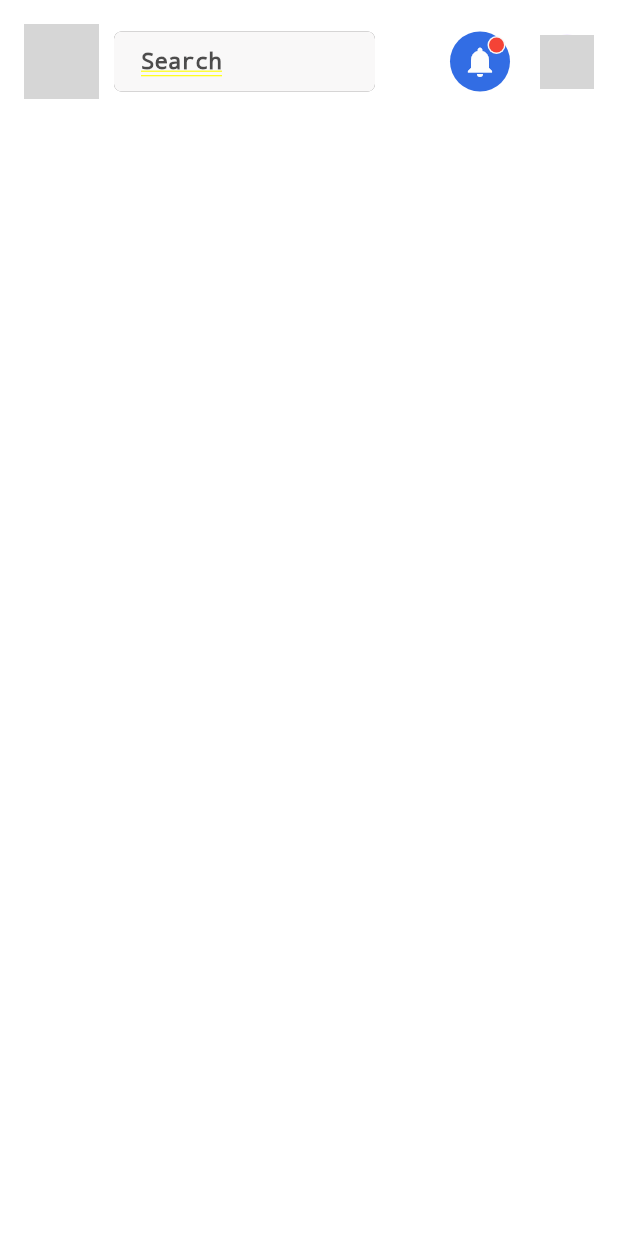
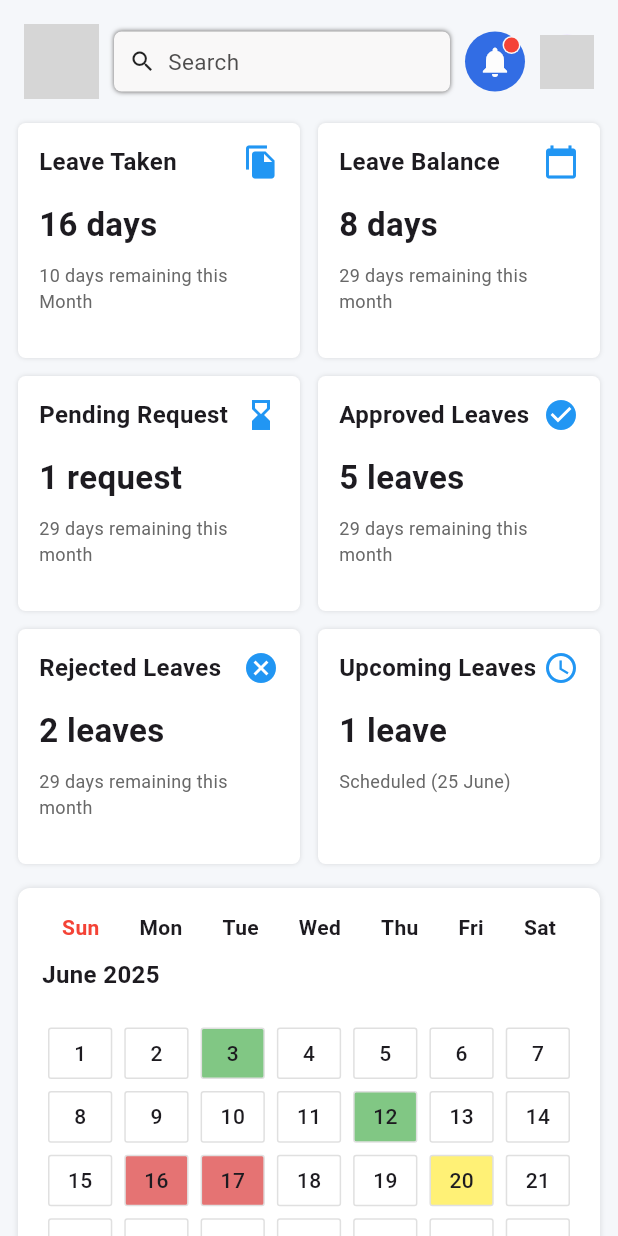
Before and after one commit to zainulabidali/Ziya-personal-project-01, a Flutter app: the screen it shows after launch, after a tap on "Leave Status", on a phone screen of 412 x 824 dp. Run offline on Flutter 3.47's test engine with Material 3 defaults, Android fonts, the phone set to English and light mode, and no system bars; grey boxes are pictures that could not be loaded.

Commit message:
second commit

```diff
--- a/lib/const.dart
+++ b/lib/const.dart
@@ -1,5 +1,21 @@
 import 'package:flutter/material.dart';
+import 'package:personal_app/home/Leave_status/widgets/grid_box.dart';
 
 const kAppBarColor = LinearGradient(
   colors: [Color.fromARGB(255, 3, 85, 115), Color.fromARGB(255, 31, 123, 13)],
 );
+
+const Kleave_grid_box_value = TextStyle(
+  fontSize: 22,
+  fontWeight: FontWeight.bold,
+);
+
+const Kleave_grid_box_subtittel = TextStyle(
+  color: Color.fromARGB(255, 104, 104, 104),
+  fontSize: 12,
+);
+
+const Kleave_grid_box_tittel = TextStyle(
+  fontWeight: FontWeight.w600,
+  fontSize: 16,
+);
--- a/lib/home/Leave_status/leaves_homepage.dart
+++ b/lib/home/Leave_status/leaves_homepage.dart
@@ -1,220 +1,101 @@
 import 'package:flutter/material.dart';
-import 'package:personal_app/home/widgets/appbar_widgets.dart';
+import 'package:intl/intl.dart';
+import 'package:personal_app/home/Leave_status/widgets/grid_box.dart';
+import 'package:personal_app/home/Leave_status/widgets/leave_calenderwidget.dart';
+import 'package:personal_app/home/Leave_status/widgets/leavehistory_table.dart';
+import 'package:personal_app/home/Leave_status/widgets/widgets.dart';
 
 class LeavesHomepage extends StatelessWidget {
-  const LeavesHomepage({super.key});
+  LeavesHomepage({super.key});
+
+  final List<Map<String, dynamic>> leaveData = [
+    {
+      'title': 'Leave Taken',
+      'value': '16 days',
+      'subtitle': '10 days remaining this Month',
+      'icon': Icons.file_copy,
+    },
+    {
+      'title': 'Leave Balance',
+      'value': '8 days',
+      'subtitle': '29 days remaining this month',
+      'icon': Icons.calendar_today,
+    },
+    {
+      'title': 'Pending Request',
+      'value': '1 request',
+      'subtitle': '29 days remaining this month',
+      'icon': Icons.hourglass_bottom,
+    },
+    {
+      'title': 'Approved Leaves',
+      'value': '5 leaves',
+      'subtitle': '29 days remaining this month',
+      'icon': Icons.check_circle,
+    },
+    {
+      'title': 'Rejected Leaves',
+      'value': '2 leaves',
+      'subtitle': '29 days remaining this month',
+      'icon': Icons.cancel,
+    },
+    {
+      'title': 'Upcoming Leaves',
+      'value': '1 leave',
+      'subtitle': 'Scheduled (25 June)\n',
+      'icon': Icons.schedule,
+    },
+  ];
+
+  final DateTime selectedMonth = DateTime(2025, 6); // June 2025
 
   @override
   Widget build(BuildContext context) {
-    return SingleChildScrollView(
-      padding: const EdgeInsets.all(16),
-      child: Column(
-        crossAxisAlignment: CrossAxisAlignment.start,
-        children: [
-          // Top Bar: Logo, Search, Notification, Profile
-          Row(
-            mainAxisAlignment: MainAxisAlignment.spaceBetween,
+    final daysInMonth =
+        DateUtils.getDaysInMonth(selectedMonth.year, selectedMonth.month);
+    final firstDay = DateTime(selectedMonth.year, selectedMonth.month, 1);
+    final startWeekday = firstDay.weekday % 7;
+    final totalSlots = daysInMonth + startWeekday;
+
+    return Scaffold(
+      backgroundColor: const Color(0xFFF5F7FA),
+      body: SafeArea(
+        child: SingleChildScrollView(
+          child: Column(
             children: [
-                const CircleAvatar(
-                radius: 25,
-                backgroundImage: AssetImage('assets/img/usthad.5.jpg'),
-                ),
-              Expanded(
-                child: Container(
-                  margin: const EdgeInsets.symmetric(horizontal: 10),
-                  padding: const EdgeInsets.symmetric(horizontal: 10),
-                  height: 40,
-                  decoration: BoxDecoration(
-                    borderRadius: BorderRadius.circular(5),
-                    boxShadow: [
-                      BoxShadow(
-                        color: const Color.fromARGB(255, 105, 104, 104)!,
-                      )
-                    ],
-                    color: const Color.fromARGB(255, 249, 248, 248),
-                  ),
-                  child: const Row(
-                    children: [
-                      // Icon(Icons.search, color: Color.fromARGB(255, 233, 231, 231)),
-                      SizedBox(width: 8),
-                      Expanded(
-                          child: Text("Search",
-                              style: TextStyle(color: Color.fromARGB(230, 58, 57, 57),
-                                  fontSize: 15))),
-                    ],
-                  ),
+              // Top Bar
+              const Padding(
+                padding: EdgeInsets.all(16),
+                child: leave_widgets_Appbar(),
+              ),
+
+              // Grid View
+              Padding(
+                padding: const EdgeInsets.symmetric(horizontal: 12),
+                child: leave_grid_box(leaveData: leaveData),
+              ),
+
+              const SizedBox(height: 16),
+
+              // Calendar Container
+              Padding(
+                padding: const EdgeInsets.symmetric(horizontal: 12),
+                child: leave_calender(
+                  selectedMonth: selectedMonth,
+                  totalSlots: totalSlots,
+                  startWeekday: startWeekday,
                 ),
               ),
-              SizedBox(width: 40,),
-              notification_icon(), const SizedBox(width: 20),
-              const CircleAvatar(
-                radius: 18,
-                backgroundImage: AssetImage(
-                    'assets/img/usthad.5.jpg'), // Replace with your user image
-              ),
+
+              const SizedBox(height: 16),
+
+              // Leave History Table
+              LeaveHistoryTableWidget(),
+
+              const SizedBox(height: 16),
             ],
           ),
-          const SizedBox(height: 20),
-
-          // Leave Summary Grid
-          // GridView.count(
-          //   crossAxisCount: 2,
-          //   shrinkWrap: true,
-          //   physics: const NeverScrollableScrollPhysics(),
-          //   crossAxisSpacing: 10,
-          //   mainAxisSpacing: 10,
-          //   childAspectRatio: 1.6,
-          //   children: const [
-          //     LeaveCard(
-          //         title: 'Leave Taken',
-          //         value: '16 days',
-          //         icon: Icons.receipt_long,
-          //         footer: '10 days remaining this Month'),
-          //     LeaveCard(
-          //         title: 'Leave Balance',
-          //         value: '8 days',
-          //         icon: Icons.calendar_month,
-          //         footer: '29 days remaining this month'),
-          //     LeaveCard(
-          //         title: 'Pending Request',
-          //         value: '1 request',
-          //         icon: Icons.hourglass_top,
-          //         footer: '29 days remaining this month'),
-          //     LeaveCard(
-          //         title: 'Approved Leaves',
-          //         value: '5 leaves',
-          //         icon: Icons.check_circle,
-          //         footer: '29 days remaining this month'),
-          //     LeaveCard(
-          //         title: 'Rejected Leaves',
-          //         value: '2 leaves',
-          //         icon: Icons.cancel,
-          //         footer: '29 days remaining this month'),
-          //     LeaveCard(
-          //         title: 'Upcoming Leaves',
-          //         value: '1 leave\nScheduled (25 June)',
-          //         icon: Icons.event,
-          //         footer: '29 days remaining this month'),
-          //   ],
-          // ),
-          const SizedBox(height: 20),
-
-
-
-
-          // Calendar Section
-
-
-
-          // const Text('June 2025',
-          //     style: TextStyle(fontSize: 16, fontWeight: FontWeight.bold)),
-          // const SizedBox(height: 10),
-          // Table(
-          //   border: TableBorder.all(color: Colors.grey[300]!),
-          //   children: [
-          //     buildWeekRow(['Sun', 'Mon', 'Tue', 'Wed', 'Thu', 'Fri', 'Sat'],
-          //         isHeader: true),
-          //     buildWeekRow(['1', '2', '3', '4', '5', '6', '7'],
-          //         highlight: {'3': Colors.green}),
-          //     buildWeekRow(['8', '9', '10', '11', '12', '13', '14'],
-          //         highlight: {'12': Colors.green}),
-          //     buildWeekRow([
-          //       '15',
-          //       '16',
-          //       '17',
-          //       '18',
-          //       '19',
-          //       '20',
-          //       '21'
-          //     ], highlight: {
-          //       '16': Colors.red,
-          //       '17': Colors.red,
-          //       '20': Colors.yellow,
-          //     }),
-          //   ],
-          // )
-
-
-        ],
-      ),
-    );
-  }
-
-  TableRow buildWeekRow(List<String> days,
-      {bool isHeader = false, Map<String, Color>? highlight}) {
-    return TableRow(
-      children: days.map((day) {
-        final color = isHeader
-            ? Colors.black
-            : (highlight != null && highlight.containsKey(day)
-                ? highlight[day]
-                : Colors.transparent);
-        return Container(
-          padding: const EdgeInsets.all(10),
-          color: color,
-          alignment: Alignment.center,
-          child: Text(
-            day,
-            style: TextStyle(
-              fontWeight: isHeader ? FontWeight.bold : FontWeight.normal,
-              color: isHeader || color != Colors.transparent
-                  ? Colors.white
-                  : Colors.black,
-            ),
-          ),
-        );
-      }).toList(),
-    );
-  }
-}
-
-class LeaveCard extends StatelessWidget {
-  final String title;
-  final String value;
-  final IconData icon;
-  final String footer;
-
-  const LeaveCard({
-    super.key,
-    required this.title,
-    required this.value,
-    required this.icon,
-    required this.footer,
-  });
-
-  @override
-  Widget build(BuildContext context) {
-    return Container(
-      padding: const EdgeInsets.all(12),
-      decoration: BoxDecoration(
-        borderRadius: BorderRadius.circular(12),
-        color: Colors.grey[100],
-        boxShadow: [
-          BoxShadow(
-            color: Colors.grey[300]!,
-            blurRadius: 4,
-            offset: const Offset(2, 2),
-          )
-        ],
-      ),
-      child: Column(
-        crossAxisAlignment: CrossAxisAlignment.start,
-        children: [
-          Row(
-            children: [
-              Text(title, style: const TextStyle(fontWeight: FontWeight.bold)),
-              const Spacer(),
-              Icon(icon, color: Colors.blue),
-            ],
-          ),
-          const SizedBox(height: 8),
-          Text(value,
-              style:
-                  const TextStyle(fontSize: 18, fontWeight: FontWeight.bold)),
-          const SizedBox(height: 4),
-          Text(footer,
-              style: const TextStyle(fontSize: 11, color: Colors.grey)),
-        ],
+        ),
       ),
     );
   }
--- /dev/null
+++ b/lib/home/Leave_status/widgets/grid_box.dart
@@ -0,0 +1,58 @@
+import 'package:flutter/material.dart';
+import 'package:personal_app/const.dart';
+
+class leave_grid_box extends StatelessWidget {
+  const leave_grid_box({
+    super.key,
+    required this.leaveData,
+  });
+
+  final List<Map<String, dynamic>> leaveData;
+
+  @override
+  Widget build(BuildContext context) {
+    return GridView.builder(
+      shrinkWrap: true,
+      physics: const NeverScrollableScrollPhysics(),
+      itemCount: leaveData.length,
+      gridDelegate: const SliverGridDelegateWithFixedCrossAxisCount(
+        crossAxisCount: 2,
+        crossAxisSpacing: 12,
+        mainAxisSpacing: 12,
+        childAspectRatio: 1.2,
+      ),
+      itemBuilder: (context, index) {
+        final item = leaveData[index];
+        return Container(
+          padding: const EdgeInsets.all(14),
+          decoration: BoxDecoration(
+            color: Colors.white,
+            borderRadius: BorderRadius.circular(5),
+            boxShadow: const [
+              BoxShadow(
+                color: Colors.black12,
+                blurRadius: 2,
+              )
+            ],
+          ),
+          child: Column(
+            crossAxisAlignment: CrossAxisAlignment.start,
+            children: [
+              Row(
+                children: [
+                  Text(item['title'], style: Kleave_grid_box_tittel),
+                  const Spacer(),
+                  Icon(item['icon'], size: 24, color: Colors.blue),
+                ],
+              ),
+              const SizedBox(height: 14),
+              Text(item['value']!, style: Kleave_grid_box_value),
+              const SizedBox(height: 10),
+              Text(item['subtitle']!, style: Kleave_grid_box_subtittel),
+            ],
+          ),
+        );
+      },
+    );
+  }
+}
--- /dev/null
+++ b/lib/home/Leave_status/widgets/leave_calenderwidget.dart
@@ -0,0 +1,107 @@
+
+import 'package:flutter/material.dart';
+import 'package:intl/intl.dart';
+
+
+class leave_calender extends StatelessWidget {
+  const leave_calender({
+    super.key,
+    required this.selectedMonth,
+    required this.totalSlots,
+    required this.startWeekday,
+  });
+
+
+  final DateTime selectedMonth;
+  final int totalSlots;
+  final int startWeekday;
+
+  @override
+  Widget build(BuildContext context) {
+    return Container(
+      width: double.infinity,
+      padding: const EdgeInsets.all(16),
+      decoration: BoxDecoration(
+        color: Colors.white,
+        borderRadius: BorderRadius.circular(8),
+        boxShadow: const [
+          BoxShadow(
+            color: Colors.black12,
+            blurRadius: 3,
+          )
+        ],
+      ),
+      child: Column(
+        crossAxisAlignment: CrossAxisAlignment.start,
+        children: [
+          // Day Headers
+          const Row(
+            mainAxisAlignment: MainAxisAlignment.spaceAround,
+            children: [
+              Text('Sun', style: TextStyle(fontWeight: FontWeight.bold,color: Colors.red)),
+              Text('Mon', style: TextStyle(fontWeight: FontWeight.bold)),
+              Text('Tue', style: TextStyle(fontWeight: FontWeight.bold)),
+              Text('Wed', style: TextStyle(fontWeight: FontWeight.bold)),
+              Text('Thu', style: TextStyle(fontWeight: FontWeight.bold)),
+              Text('Fri', style: TextStyle(fontWeight: FontWeight.bold)),
+              Text('Sat', style: TextStyle(fontWeight: FontWeight.bold)),
+            ],
+          ),
+          const SizedBox(height: 10),
+
+          // Month Name
+          Padding(
+            padding: const EdgeInsets.only(bottom: 10),
+            child: Text(
+              DateFormat('MMMM yyyy').format(selectedMonth),
+              style: const TextStyle(fontSize: 16, fontWeight: FontWeight.w600),
+            ),
+          ),
+
+
+          const SizedBox(height: 10),
+
+          // Calendar Grid
+          GridView.builder(
+            shrinkWrap: true,
+            physics: const NeverScrollableScrollPhysics(),
+            itemCount: totalSlots,
+            gridDelegate: const SliverGridDelegateWithFixedCrossAxisCount(
+              crossAxisCount: 7,
+              childAspectRatio: 1.2,
+            ),
+            itemBuilder: (context, index) {
+              if (index < startWeekday) return const SizedBox();
+
+              final day = index - startWeekday + 1;
+
+              // Highlight logic
+              Color bgColor = Colors.white;
+              if ([3, 12].contains(day)) {
+                bgColor = Colors.green.shade300;
+              } else if ([16, 17].contains(day)) {
+                bgColor = Colors.red.shade300;
+              } else if (day == 20) {
+                bgColor = Colors.yellow.shade300;
+              }
+
+              return Container(
+                margin: const EdgeInsets.all(4),
+                decoration: BoxDecoration(
+                  color: bgColor,
+                  borderRadius: BorderRadius.circular(2),
+                  border: Border.all(color: Colors.grey.shade300),
+                ),
+                alignment: Alignment.center,
+                child: Text(
+                  '$day',
+                  style: const TextStyle(fontWeight: FontWeight.w500),
+                ),
+              );
+            },
+          ),
+        ],
+      ),
+    );
+  }
+}
--- /dev/null
+++ b/lib/home/Leave_status/widgets/leavehistory_table.dart
@@ -0,0 +1,121 @@
+import 'package:flutter/material.dart';
+
+class LeaveHistoryTableWidget extends StatelessWidget {
+  const LeaveHistoryTableWidget({super.key});
+
+  @override
+  Widget build(BuildContext context) {
+    return Container(
+      margin: const EdgeInsets.symmetric(horizontal: 16),
+      decoration: BoxDecoration(
+        color: const Color.fromARGB(255, 248, 246, 246),
+        borderRadius: BorderRadius.circular(8),
+        boxShadow: [
+          BoxShadow(
+            color: const Color.fromARGB(255, 123, 121, 121).withOpacity(0.1),
+            spreadRadius: 2,
+            blurRadius: 4,
+            offset: const Offset(0, 2),
+          ),
+        ],
+      ),
+      child: Padding(
+        padding: const EdgeInsets.all(12),
+        child: Column(
+          crossAxisAlignment: CrossAxisAlignment.start,
+          children: [
+
+            Table(
+              border: TableBorder.all(
+                color: const Color.fromARGB(255, 159, 156, 156),
+                width: 1,
+                borderRadius: BorderRadius.circular(3),
+              ),
+              columnWidths: const {
+                0: FixedColumnWidth(80),
+                1: FixedColumnWidth(100),
+                2: FixedColumnWidth(100),
+                3: FlexColumnWidth(),
+              },
+              children: [
+                // Table Header
+                TableRow(
+                  decoration: BoxDecoration(
+                    color: const Color.fromARGB(255, 255, 254, 254),
+                    borderRadius: const BorderRadius.vertical(top: Radius.circular(2)),
+                  ),
+                  children: [
+                    _buildTableHeaderCell('Date'),
+                    _buildTableHeaderCell('Leave Type'),
+                    _buildTableHeaderCell('Status'),
+                    _buildTableHeaderCell('Reason'),
+                  ],
+                ),
+                // Table Rows
+                _buildTableRow('10 June', 'Sick Leave', 'Approved', 'Fever'),
+                _buildTableRow('20 June', 'Casual Leave', 'Pending', 'Family Function'),
+                _buildTableRow('01 July', 'WFH', 'Rejected', 'No backup'),
+              ],
+            ),
+          ],
+        ),
+      ),
+    );
+  }
+
+  static Widget _buildTableHeaderCell(String text) {
+    return Padding(
+      padding: const EdgeInsets.symmetric(vertical: 12, horizontal: 8),
+      child: Text(
+        text,
+        style: const TextStyle(
+          fontWeight: FontWeight.bold,
+          fontSize: 14,
+          color: Color.fromARGB(255, 26, 89, 172),
+        ),
+      ),
+    );
+  }
+
+  static TableRow _buildTableRow(String date, String leaveType, String status, String reason) {
+    Color statusColor;
+    switch (status) {
+      case 'Approved':
+        statusColor = const Color.fromARGB(255, 0, 128, 0); // Darker green
+        break;
+      case 'Rejected':
+        statusColor = const Color.fromARGB(255, 200, 0, 0); // Darker red
+        break;
+      case 'Pending':
+        statusColor = const Color.fromARGB(255, 255, 140, 0); // Orange
+        break;
+      default:
+        statusColor = Colors.grey;
+    }
+
+    return TableRow(
+      decoration: const BoxDecoration(
+        color: Colors.white,
+      ),
+      children: [
+        _buildTableCell(date),
+        _buildTableCell(leaveType),
+        _buildTableCell(status, textColor: statusColor),
+        _buildTableCell(reason),
+      ],
+    );
+  }
+
+  static Widget _buildTableCell(String text, {Color textColor = const Color.fromARGB(255, 8, 8, 8)}) {
+    return Padding(
+      padding: const EdgeInsets.symmetric(vertical: 12, horizontal: 8),
+      child: Text(
+        text,
+        style: TextStyle(
+          color: textColor,
+          fontSize: 13,
+        ),
+      ),
+    );
+  }
+}
--- /dev/null
+++ b/lib/home/Leave_status/widgets/widgets.dart
@@ -0,0 +1,60 @@
+
+import 'package:flutter/material.dart';
+import 'package:personal_app/home/widgets/appbar_widgets.dart';
+
+class leave_widgets_Appbar extends StatelessWidget {
+  const leave_widgets_Appbar({
+    super.key,
+  });
+
+  @override
+  Widget build(BuildContext context) {
+    return Row(
+      children: [
+        const CircleAvatar(
+          radius: 25,
+          backgroundImage: AssetImage('assets/img/usthad.5.jpg'),
+        ),
+        const SizedBox(width: 10),
+        Expanded(
+          child: Container(
+            height: 40,
+            padding: const EdgeInsets.symmetric(horizontal: 10),
+            decoration: BoxDecoration(
+              color: const Color.fromARGB(255, 249, 248, 248),
+              borderRadius: BorderRadius.circular(5),
+              boxShadow: const [
+                BoxShadow(
+                  color: Color.fromARGB(255, 105, 104, 104),
+                  blurRadius: 2,
+                ),
+              ],
+            ),
+            child: const Row(
+              children: [
+                Icon(Icons.search, size: 18),
+                SizedBox(width: 8),
+                Expanded(
+                  child: Text(
+                    "Search",
+                    style: TextStyle(
+                      fontSize: 15,
+                      color: Color.fromARGB(230, 58, 57, 57),
+                    ),
+                  ),
+                ),
+              ],
+            ),
+          ),
+        ),
+        const SizedBox(width: 10),
+        notification_icon(),
+        const SizedBox(width: 10),
+        const CircleAvatar(
+          radius: 18,
+          backgroundImage: AssetImage('assets/img/usthad.5.jpg'),
+        ),
+      ],
+    );
+  }
+}
--- a/pubspec.yaml
+++ b/pubspec.yaml
@@ -35,7 +35,7 @@ dependencies:
   # The following adds the Cupertino Icons font to your application.
   # Use with the CupertinoIcons class for iOS style icons.
   cupertino_icons: ^1.0.8
-
+  table_calendar:
 dev_dependencies:
   flutter_test:
     sdk: flutter
```
Also changed, not shown: pubspec.lock.
